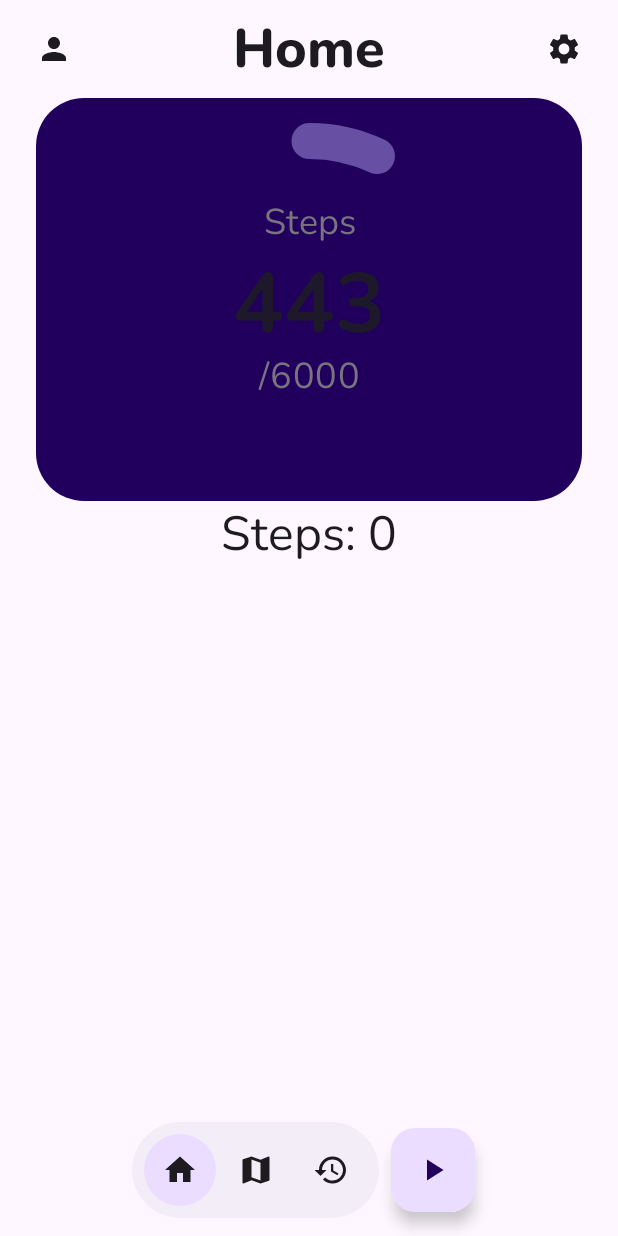
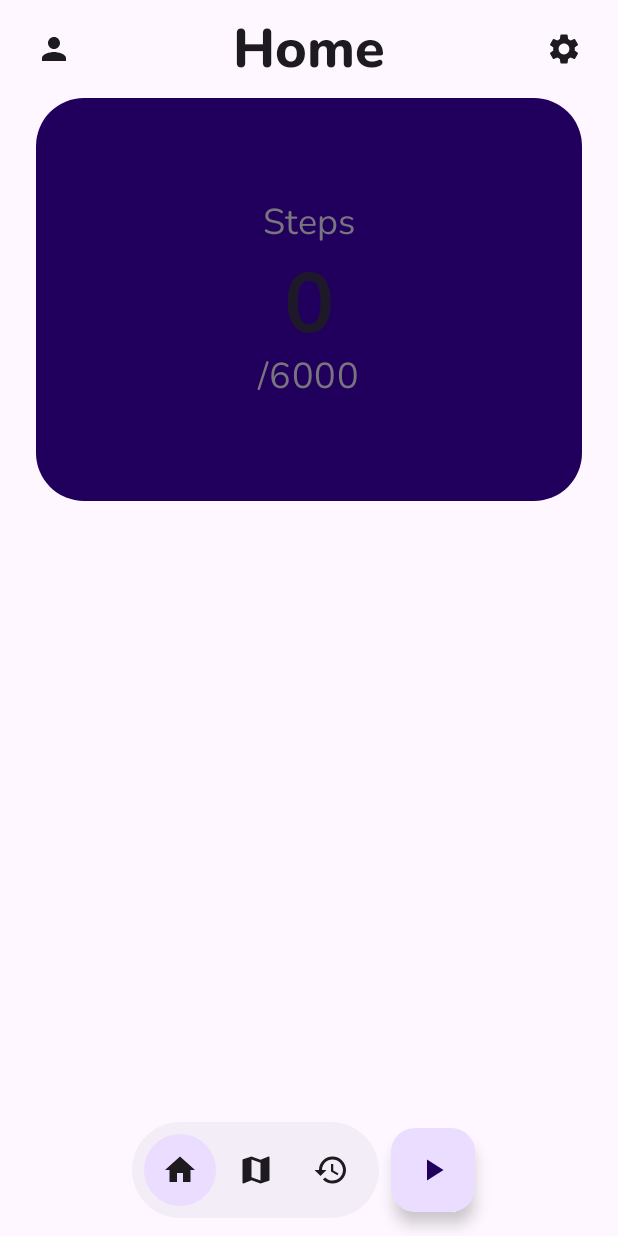
Before and after one commit to riccardomaino/stridescape, an Android app built with Jetpack Compose: the HomeScreen screen opened through its navigation route, on a phone screen of 412 x 824 dp. Run offline under Robolectric (Android 15) with nearby library versions, the phone set to English and light mode, and no system bars; our stand-ins replace Dagger/Hilt's generated code.

Commit message:
Steps count now is shown in the CircularProgressBar

```diff
--- a/app/src/main/java/it/unito/progmob/home/presentation/HomeScreen.kt
+++ b/app/src/main/java/it/unito/progmob/home/presentation/HomeScreen.kt
@@ -118,15 +118,7 @@ fun HomeScreen(
                 .fillMaxSize()
                 .padding(padding),
         ) {
-            CircularProgressBar(steps = 443, targetStepsGoal = 6000)
-
-            Row(
-                modifier = Modifier.fillMaxWidth(),
-                horizontalArrangement = Arrangement.Center
-            ) {
-                Text("Steps: $steps", style = MaterialTheme.typography.headlineLarge)
-            }
-
+            CircularProgressBar(steps = steps, targetStepsGoal = 6000)
         }
 
         dialogQueue.reversed().forEach { permission ->
```
